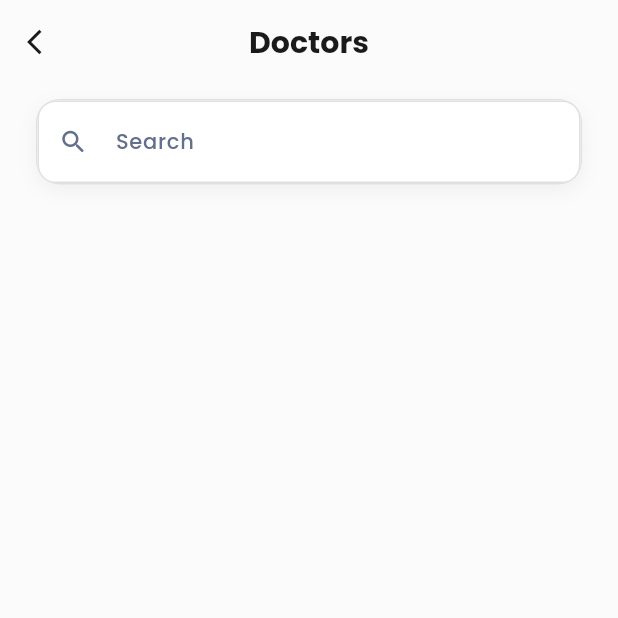
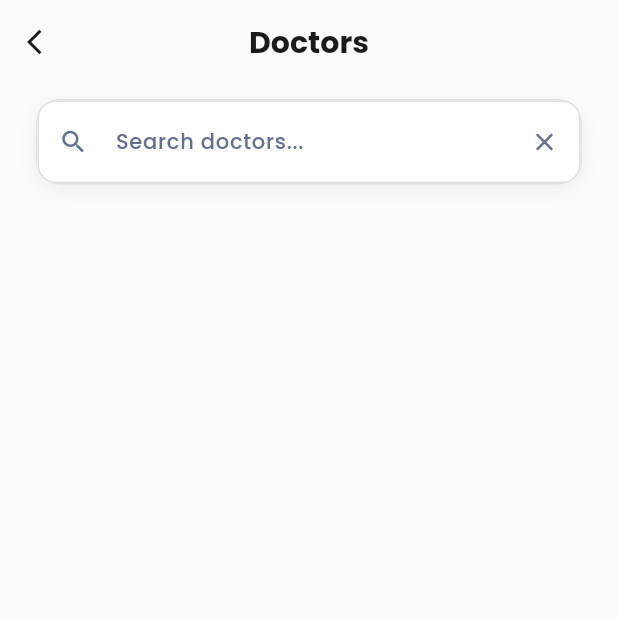
Before and after one commit to muhammadanas656/daktarpi, a Flutter app: the ClinicDoctorsScreen screen opened directly with empty values, on a phone screen of 412 x 824 dp, the top half of it. Run offline on Flutter 3.47's test engine with Material 3 defaults, Android fonts, the phone set to English and light mode, and no system bars; our stand-ins replace country_code_picker, flutter_dotenv, flutter_map, geocoding, geolocator, go_router and 4 more; accounts and stored records are empty.

Commit message:
made some adjustments and removed errors in the new clinic doctor screen

```diff
--- a/lib/features/doctors/presentation/screens/clinic_doctors_screen.dart
+++ b/lib/features/doctors/presentation/screens/clinic_doctors_screen.dart
@@ -95,8 +95,12 @@ class _ClinicDoctorsScreenState extends State<ClinicDoctorsScreen> {
             padding: const EdgeInsets.symmetric(horizontal: 24, vertical: 10),
             child: CustomSearchBar(
               controller: _searchController,
+              hintText: "Search doctors...",
+              showClearIcon: true,
               onClear: () {
                 _searchController.clear();
+                // Trigger search update
+                _fetchDoctors();
                 FocusScope.of(context).unfocus();
               },
             ),
```
